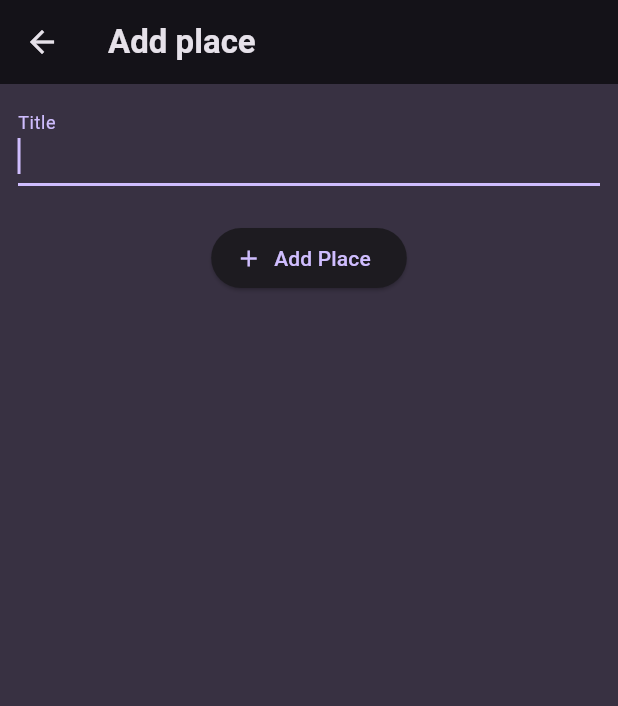
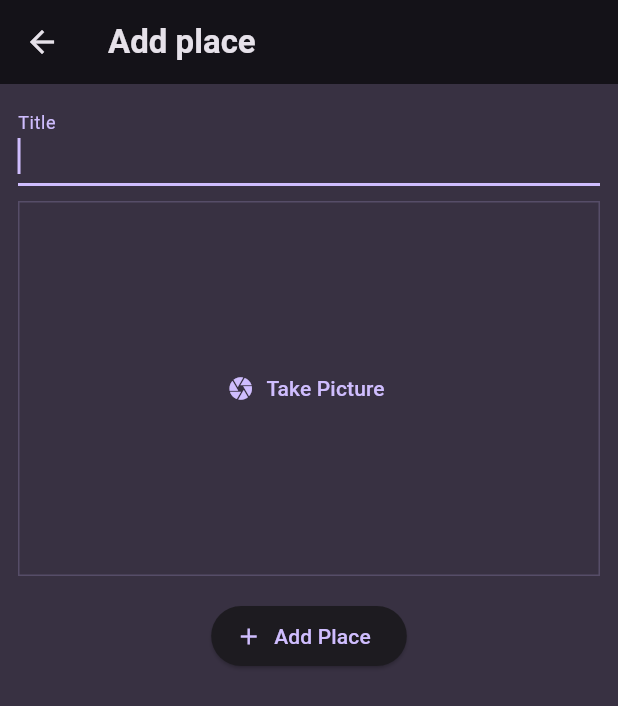
Before and after one commit to Trykea/Favorite_Places_App, a Flutter app: the AddPlaceScreen screen opened directly, on a phone screen of 412 x 824 dp. Shown: the top 706 px of the screen. Run offline on Flutter 3.47's test engine with Material 3 defaults, Android fonts, the phone set to English and light mode, and no system bars; our stand-ins replace flutter_riverpod, google_fonts.

Commit message:
added Take picture widget to the Add place screen

```diff
--- a/lib/screens/add_place.dart
+++ b/lib/screens/add_place.dart
@@ -1,4 +1,5 @@
 import 'package:favorite_places_app/providers/user_places.dart';
+import 'package:favorite_places_app/widgets/image_input.dart';
 import 'package:flutter/material.dart';
 import 'package:flutter_riverpod/flutter_riverpod.dart';
 
@@ -46,7 +47,11 @@ class _AddPlaceScreenState extends ConsumerState<AddPlaceScreen> {
               style: TextStyle(color: Theme.of(context).colorScheme.onSurface),
             ),
             SizedBox(
-              height: 24,
+              height: 10,
+            ),
+            ImageInput(),
+            SizedBox(
+              height: 16,
             ),
             ElevatedButton.icon(
               onPressed: _savePlace,
--- /dev/null
+++ b/lib/widgets/image_input.dart
@@ -0,0 +1,31 @@
+import 'package:flutter/material.dart';
+
+class ImageInput extends StatefulWidget {
+  const ImageInput({super.key});
+
+  @override
+  State<ImageInput> createState() => _ImageInputState();
+}
+
+class _ImageInputState extends State<ImageInput> {
+  void _takePicture () {
+
+  }
+  @override
+  Widget build(BuildContext context) {
+    return Container(
+      decoration: BoxDecoration(
+          border: Border.all(
+              width: 1,
+              color: Theme.of(context).colorScheme.primary.withOpacity(0.2))),
+      height: 250,
+      width: double.infinity,
+      alignment: Alignment.center,
+      child: TextButton.icon(
+        onPressed: _takePicture,
+        label: Text('Take Picture'),
+        icon: Icon(Icons.camera),
+      ),
+    );
+  }
+}
```
